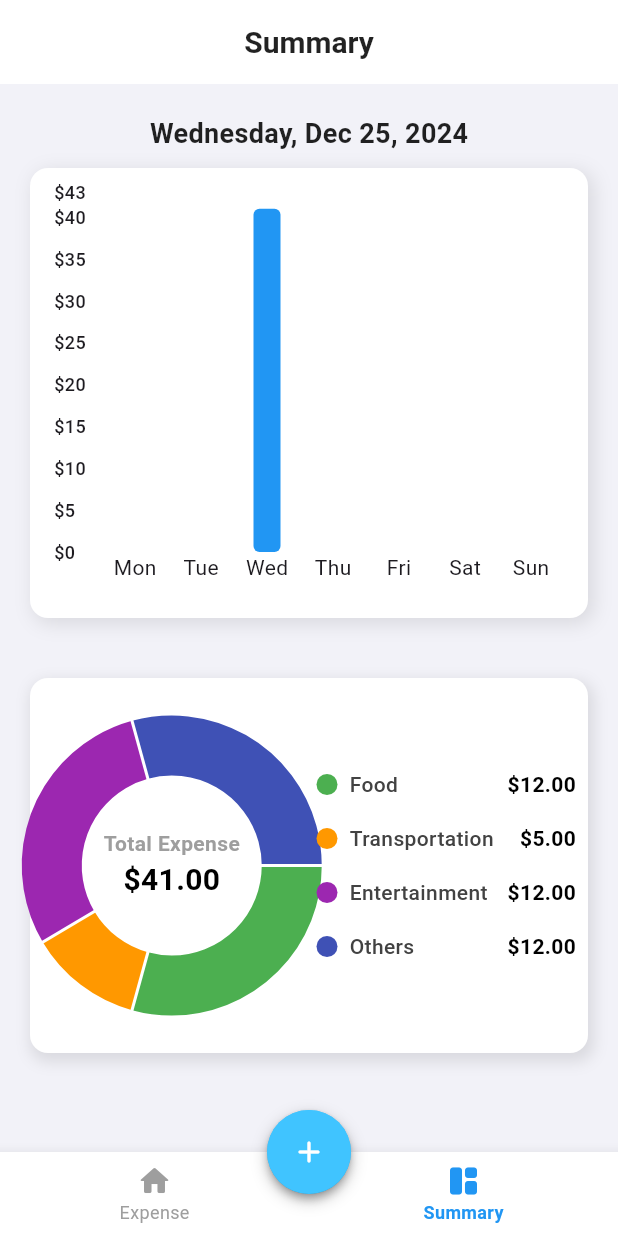
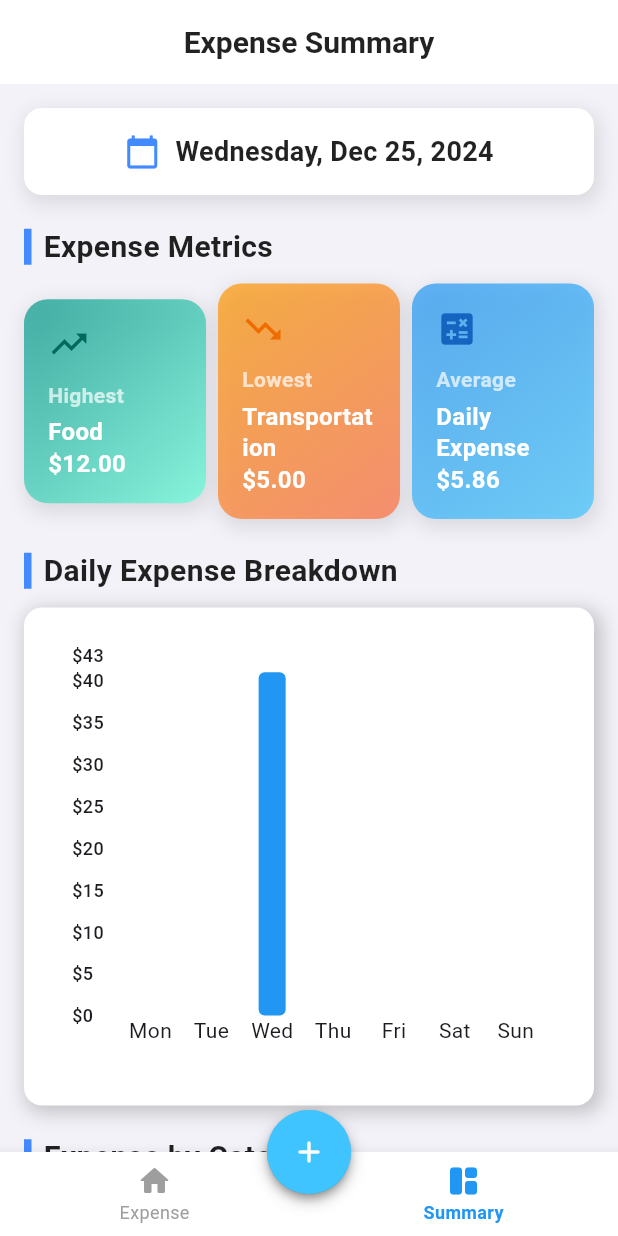
Before and after one commit to Sovandaa/Flutter-ExpenseTrackerApp, a Flutter app: the screen it shows after launch, item 2 of the bottom bar chosen, on a phone screen of 412 x 824 dp. Run offline on Flutter 3.47's test engine with Material 3 defaults, Android fonts, the phone set to English and light mode, and no system bars; drawn by our look-alikes of fl_chart.

Commit message:
update screens

```diff
--- a/lib/models/expense.dart
+++ b/lib/models/expense.dart
@@ -1,5 +1,5 @@
 import 'package:expense_app/models/category.dart';
-import 'package:fl_chart/fl_chart.dart';
+// import 'package:fl_chart/fl_chart.dart';
 // import 'package:uuid/uuid.dart';
 // const uuid = Uuid();
 
@@ -81,6 +81,40 @@ class ExpenseList {
     return pieData;
   }
 
+  PieChartExpenseData? getHighestExpenseCategory() {
+    List<PieChartExpenseData> pieData = calculatePieChartData();
+
+    if (pieData.isEmpty) {
+      return null;
+    }
+
+    PieChartExpenseData? highest =
+        pieData[0]; // Assume the first index is the highest
+
+    for (PieChartExpenseData data in pieData) {
+      if (data.totalAmount > highest!.totalAmount) {
+        highest = data;
+      }
+    }
+
+    return highest;
+  }
+
+  PieChartExpenseData? getLowestExpenseCategory() {
+    List<PieChartExpenseData> pieData = calculatePieChartData();
+    if (pieData.isEmpty) {
+      return null;
+    }
+    PieChartExpenseData? lowest =
+        pieData[0]; // Assume the first index is the lowest
+    for (PieChartExpenseData data in pieData) {
+      if (data.totalAmount < lowest!.totalAmount) {
+        lowest = data;
+      }
+    }
+    return lowest;
+  }
+
   List<double> getDailyExpenses() {
     // list store total expenses each day of week
     List<double> dailyExpenses = List<double>.filled(7, 0.0);
@@ -93,21 +127,27 @@ class ExpenseList {
     return dailyExpenses;
   }
 
-  List<double> getMonthlyExpenses() {
-    // list store total expenses each month
-    List<double> monthlyExpenses = List<double>.filled(12, 0.0);
-
-    for (var expense in expenses) {
-      int month = expense.date.month - 1;
-      monthlyExpenses[month] += expense.amount;
+  double getAverageDailyExpense() {
+    List<double> dailyExpense = getDailyExpenses();
+    if (dailyExpense.isEmpty) {
+      return 0;
+    } else {
+      return dailyExpense.reduce((a, b) => a + b) / dailyExpense.length;
     }
-
-    return monthlyExpenses;
   }
 
+  // List<double> getMonthlyExpenses() {
+  //   // list store total expenses each month
+  //   List<double> monthlyExpenses = List<double>.filled(12, 0.0);
+
+  //   for (var expense in expenses) {
+  //     int month = expense.date.month - 1;
+  //     monthlyExpenses[month] += expense.amount;
+  //   }
+
+  //   return monthlyExpenses;
+  // }
 }
-
-
 
 class PieChartExpenseData {
   final Category category;
--- a/lib/models/expenseManager.dart
+++ /dev/null
@@ -1,71 +0,0 @@
-import 'package:expense_app/models/expense.dart';
-import 'package:flutter/foundation.dart';
-
-class ExpenseManager {
-  final List<Expense> expenses;
-
-  ExpenseManager({required this.expenses});
-
-  //calculate total expenses
-  double calculateTotal(List<Expense> expenses) {
-    double total = 0;
-
-    for (var expense in expenses) {
-      total += expense.amount;
-    }
-
-    return total;
-  }
-
-  // add expense
-  void addExpense(Expense newExpense) {
-    expenses.add(newExpense);
-  }
-
-  // get all expense
-  List<Expense> getAllExpense() {
-    return expenses;
-  }
-
-  // update each expense
-  void updateExpense(String id, Expense updatedExpense) {}
-
-  // remove expense
-  void removeExpense(String id) {}
-
-  // filter expense by category
-  List<Expense> filterbyCategory(Category category) {
-    return expenses;
-  }
-
-  // list all expenses
-  void viewAllExpense() {}
-}
-
-
-
-
-// // Update an expense by its ID
-//   void updateExpense(String id, Expense updatedExpense) {
-//     int index = expenses.indexWhere((expense) => expense.id == id);
-//     if (index != -1) {
-//       expenses[index] = updatedExpense; // Replace the old expense with the updated one
-//     }
-//   }
-
-//   // Get expenses filtered by category
-//   List<Expense> getExpensesByCategory(Category category) {
-//     return expenses.where((expense) => expense.category == category).toList();
-//   }
-
-//   // Get expenses within a specific date range (e.g., fromDate to toDate)
-//   List<Expense> getExpensesByDateRange(DateTime fromDate, DateTime toDate) {
-//     return expenses
-//         .where((expense) => expense.date.isAfter(fromDate) && expense.date.isBefore(toDate))
-//         .toList();
-//   }
-
-//   // Optional: Method to initialize the ExpenseList with some initial data (e.g., dummy data)
-//   void initializeExpenses(List<Expense> initialExpenses) {
-//     expenses = initialExpenses;
-//   }
--- a/lib/screens/ExpenseForm/expenses_form.dart
+++ b/lib/screens/ExpenseForm/expenses_form.dart
@@ -157,7 +157,13 @@ class _ExpensesFormState extends State<ExpensesForm> {
     return Scaffold(
       appBar: AppBar(
         centerTitle: true,
-        title: Text(headerLabel),
+        title: Text(headerLabel,
+        style: const TextStyle(
+            fontSize: 20,
+            fontWeight: FontWeight.bold,
+            color: Colors.black87,
+          ),
+        ),
       ),
       backgroundColor: const Color(0xFFF2F2F8),
       body: Container(
--- a/lib/screens/MainScreen/main_screen.dart
+++ b/lib/screens/MainScreen/main_screen.dart
@@ -31,7 +31,7 @@ class _MainScreenState extends State<MainScreen> {
 
   final List<String> _titleBars = [
     "Expense Manager",
-    "Summary",
+    "Expense Summary",
   ];
 
   void onItemTapped(int index) {
--- a/lib/screens/SummaryScreen/pie_chart.dart
+++ b/lib/screens/SummaryScreen/pie_chart.dart
@@ -30,7 +30,7 @@ class ExpensePieChart extends StatelessWidget {
                   swapAnimationCurve: Curves.easeInOutQuint,
                   PieChartData(
                     sectionsSpace: 2,
-                    centerSpaceRadius: 60,
+                    centerSpaceRadius: 50,
                     sections: pieChartExpense.map((data) {
                       return PieChartSectionData(
                         color: data.category.color,
@@ -43,14 +43,14 @@ class ExpensePieChart extends StatelessWidget {
                 Column(
                   mainAxisSize: MainAxisSize.min,
                   children: [
-                    const Text(
-                      "Total Expense",
-                      style: TextStyle(
-                        fontSize: 14,
-                        fontWeight: FontWeight.w600,
-                        color: Colors.grey,
-                      ),
-                    ),
+                    // const Text(
+                    //   "Total",
+                    //   style: TextStyle(
+                    //     fontSize: 14,
+                    //     fontWeight: FontWeight.w600,
+                    //     color: Colors.grey,
+                    //   ),
+                    // ),
                     Text(
                       '\$${totalExpense.toStringAsFixed(2)}',
                       style: const TextStyle(
--- a/lib/screens/SummaryScreen/summary_screen.dart
+++ b/lib/screens/SummaryScreen/summary_screen.dart
@@ -1,7 +1,7 @@
 import 'package:expense_app/models/expense.dart';
 import 'package:expense_app/screens/SummaryScreen/bar_chart.dart';
+import 'package:expense_app/screens/SummaryScreen/pie_chart.dart';
 import 'package:flutter/material.dart';
-import 'pie_chart.dart';
 import 'package:intl/intl.dart';
 
 class SummaryScreen extends StatelessWidget {
@@ -19,60 +19,113 @@ class SummaryScreen extends StatelessWidget {
 
     List<double> dailyExpense = expenseList.getDailyExpenses();
     String todayDate = DateFormat('EEEE, MMM d, y').format(DateTime.now());
+    final highestExpenseCategory = expenseList.getHighestExpenseCategory();
+    final lowestExpenseCategory = expenseList.getLowestExpenseCategory();
+    final averageDailyExpense = expenseList.getAverageDailyExpense();
 
-    return Scaffold(
-      backgroundColor: const Color(0xFFF2F2F8),
-      body: SingleChildScrollView(
+    return SingleChildScrollView(
+      child: Padding(
+        padding: const EdgeInsets.all(16),
         child: Column(
+          crossAxisAlignment: CrossAxisAlignment.start,
           children: [
-            Padding(
-              padding: const EdgeInsets.all(20),
-              child: Column(
+            // Today's Date
+            _buildDateCard(todayDate),
+            const SizedBox(height: 20),
+
+            // Expense Metrics
+            _buildSectionTitle("Expense Metrics"),
+            const SizedBox(height: 10),
+            Row(
               children: [
-                  Text(
-                    todayDate,
-                    style: const TextStyle(
-                      fontSize: 18,
-                      fontWeight: FontWeight.w600,
-                      color: Colors.black87,
+                Expanded(
+                  child: _buildMetricCard(
+                    icon: Icons.trending_up,
+                    iconColor: Colors.teal[800]!,
+                    label: "Highest",
+                    value:
+                        '${highestExpenseCategory!.category.label}\n\$${highestExpenseCategory.totalAmount.toStringAsFixed(2)}',
+                    gradientColors: [
+                      Colors.teal.withOpacity(0.7),
+                      Colors.tealAccent.withOpacity(0.7)
+                    ],
                   ),
                 ),
+                const SizedBox(width: 8),
+                Expanded(
+                  child: _buildMetricCard(
+                    icon: Icons.trending_down,
+                    iconColor: Colors.orange[800]!,
+                    label: "Lowest",
+                    value:
+                        '${lowestExpenseCategory!.category.label}\n\$${lowestExpenseCategory.totalAmount.toStringAsFixed(2)}',
+                    gradientColors: [
+                      Colors.orange.withOpacity(0.7),
+                      Colors.deepOrangeAccent.withOpacity(0.7)
+                    ],
+                  ),
+                ),
+                const SizedBox(width: 8),
+                Expanded(
+                  child: _buildMetricCard(
+                    icon: Icons.calculate,
+                    iconColor: Colors.blue[800]!,
+                    label: "Average",
+                    value:
+                        "Daily Expense\n\$${averageDailyExpense.toStringAsFixed(2)}",
+                    gradientColors: [
+                      Colors.blue.withOpacity(0.7),
+                      Colors.lightBlueAccent.withOpacity(0.7)
+                    ],
+                  ),
+                ),
+              ],
+            ),
+            const SizedBox(height: 20),
+
+            // Bar Chart for Daily Expenses
+            _buildSectionTitle("Daily Expense Breakdown"),
             const SizedBox(height: 10),
             Container(
-                    height: 300,
+              padding: const EdgeInsets.all(16),
               decoration: BoxDecoration(
                 color: Colors.white,
                 borderRadius: BorderRadius.circular(12),
                 boxShadow: [
                   BoxShadow(
-                          color: Colors.black.withOpacity(0.1),
-                          spreadRadius: 1,
+                    color: Colors.black.withOpacity(0.2),
                     blurRadius: 10,
+                    spreadRadius: 2,
                     offset: const Offset(3, 3),
                   ),
                 ],
               ),
+              child: SizedBox(
+                height: 300,
                 child: ExpenseBarChart(dailyExpenses: dailyExpense),
               ),
-                ],
             ),
-            ),
-            Padding(
-              padding: const EdgeInsets.all(20),
-              child: Container(
-                height: 250,
+            const SizedBox(height: 20),
+
+            // Pie Chart for Expense by Category
+            _buildSectionTitle("Expense by Category"),
+            const SizedBox(height: 10),
+            Container(
+              padding: const EdgeInsets.all(16),
               decoration: BoxDecoration(
                 color: Colors.white,
                 borderRadius: BorderRadius.circular(12),
                 boxShadow: [
                   BoxShadow(
-                      color: Colors.black.withOpacity(0.1),
-                      blurRadius: 8,
+                    color: Colors.black.withOpacity(0.2),
+                    blurRadius: 10,
                     spreadRadius: 2,
-                      offset: const Offset(2, 4),
+                    offset: const Offset(3, 3),
                   ),
                 ],
               ),
+              child: SizedBox(
+                height: 300,
                 child: ExpensePieChart(expenses: expenses),
               ),
             ),
@@ -81,4 +134,114 @@ class SummaryScreen extends StatelessWidget {
       ),
     );
   }
+
+  // show today date card
+  Widget _buildDateCard(String date) {
+    return Container(
+      decoration: BoxDecoration(
+        color: Colors.white,
+        borderRadius: BorderRadius.circular(12),
+        boxShadow: [
+          BoxShadow(
+            color: Colors.black.withOpacity(0.1),
+            blurRadius: 10,
+            spreadRadius: 2,
+            offset: const Offset(2, 4),
+          ),
+        ],
+      ),
+      padding: const EdgeInsets.all(16),
+      child: Expanded(
+        child: Row(
+          mainAxisAlignment: MainAxisAlignment.center,
+          children: [
+            Icon(Icons.calendar_today, color: Colors.blueAccent, size: 24),
+            const SizedBox(width: 10),
+            Text(
+              date,
+              style: const TextStyle(
+                fontSize: 18,
+                fontWeight: FontWeight.w600,
+                color: Colors.black87,
+              ),
+            ),
+          ],
+        ),
+      ),
+    );
   }
+
+  Widget _buildSectionTitle(String title) {
+    return Row(
+      children: [
+        Container(
+          width: 5,
+          height: 24,
+          color: Colors.blueAccent,
+        ),
+        const SizedBox(width: 8),
+        Text(
+          title,
+          style: const TextStyle(
+            fontSize: 20,
+            fontWeight: FontWeight.w600,
+            color: Colors.black87,
+          ),
+        ),
+      ],
+    );
+  }
+
+  Widget _buildMetricCard({
+    required IconData icon,
+    required Color iconColor,
+    required String label,
+    required String value,
+    required List<Color> gradientColors,
+  }) {
+    return Container(
+      decoration: BoxDecoration(
+        gradient: LinearGradient(
+          colors: gradientColors,
+          begin: Alignment.topLeft,
+          end: Alignment.bottomRight,
+        ),
+        borderRadius: BorderRadius.circular(16),
+        boxShadow: [
+          BoxShadow(
+            color: Colors.black.withOpacity(0.1),
+            blurRadius: 10,
+            spreadRadius: 2,
+            offset: const Offset(2, 4),
+          ),
+        ],
+      ),
+      padding: const EdgeInsets.all(16),
+      child: Column(
+        crossAxisAlignment: CrossAxisAlignment.start,
+        children: [
+          Icon(icon, size: 28, color: iconColor),
+          const SizedBox(height: 10),
+          Text(
+            label,
+            style: const TextStyle(
+              fontSize: 14,
+              fontWeight: FontWeight.w600,
+              color: Colors.white70,
+            ),
+          ),
+          const SizedBox(height: 4),
+          Text(
+            value,
+            style: const TextStyle(
+              fontSize: 16,
+              fontWeight: FontWeight.bold,
+              color: Colors.white,
+              height: 1.3,
+            ),
+          ),
+        ],
+      ),
+    );
+  }
+}
```
Lines whose indentation alone changed are shown as unchanged.
